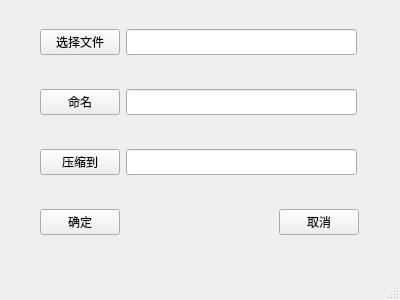
Qt form mainwindow.ui (SCNU-A225/HuffmanZip) before a commit.
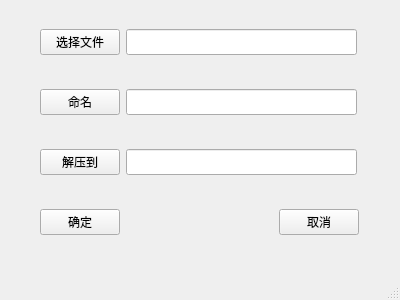
The same form after that commit. The open tabs and pages were chosen to show the change. Icons and pictures are not drawn.

Commit message: HuffmanZip version one point two have been done

```diff
--- a/mainwindow.ui
+++ b/mainwindow.ui
@@ -231,7 +231,7 @@
        </rect>
       </property>
       <property name="text">
-       <string>压缩到</string>
+       <string>解压到</string>
       </property>
      </widget>
      <widget class="QLineEdit" name="leUnChose">
```
Left out of the diff: 2 changed lines with no effect on the pictures. The commit also changes 1 other file.
